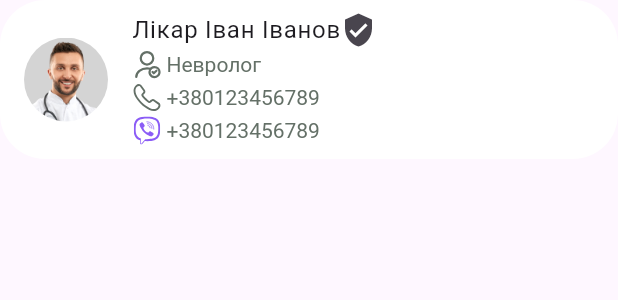
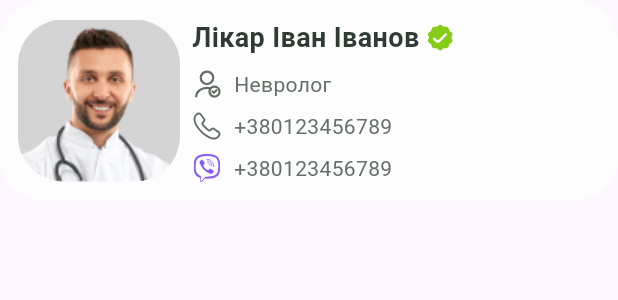
Before and after one commit to krida2000/your-doctor, a Flutter app: the ContactView widget shown alone on an empty page, opened directly with sample values from the repository, on a phone screen of 412 x 824 dp. Shown: the top 300 px of the screen. Run offline on Flutter 3.47's test engine with Material 3 defaults, Android fonts, the phone set to English and light mode, and no system bars; our stand-ins replace flutter_markdown, flutter_svg, get.

Commit message:
Improve contacts tab

```diff
--- a/lib/theme.dart
+++ b/lib/theme.dart
@@ -3,28 +3,28 @@ import 'package:flutter/material.dart';
 class Style extends ThemeExtension<Style> {
   Style._({
     required this.fonts,
-    required this.palette,
+    required this.colors,
   });
 
   Style.light({
-    this.palette = const Palette.light(),
+    this.colors = const Palette.light(),
   }) {
     fonts = Fonts(
-      onPrimary: palette.onPrimary,
-      onPrimaryContract: palette.onPrimaryContract,
-      onPrimaryContracten: palette.onPrimaryContracten,
+      onPrimary: colors.onPrimary,
+      onPrimaryContract: colors.onPrimaryContract,
+      onPrimaryContracten: colors.onPrimaryContracten,
     );
   }
 
   late final Fonts fonts;
 
-  final Palette palette;
+  final Palette colors;
 
   @override
   ThemeExtension<Style> copyWith({Fonts? fonts, Palette? palette}) {
     return Style._(
       fonts: fonts ?? this.fonts,
-      palette: palette ?? this.palette,
+      colors: palette ?? this.colors,
     );
   }
 
@@ -36,7 +36,7 @@ class Style extends ThemeExtension<Style> {
 
     return Style._(
       fonts: fonts.lerp(other.fonts, t),
-      palette: palette.lerp(other.palette, t),
+      colors: colors.lerp(other.colors, t),
     );
   }
 }
@@ -70,6 +70,12 @@ class Fonts {
     fontWeight: FontWeight.w700,
   );
 
+  late final TextStyle textXsRegular = const TextStyle(
+    fontFamily: 'Roboto',
+    fontSize: 14,
+    fontWeight: FontWeight.w400,
+  );
+
   final TextStyle textXsBold = const TextStyle(
     fontFamily: 'Roboto',
     fontSize: 14,
@@ -98,6 +104,10 @@ class Fonts {
 
   late final TextStyle textSBoldContract = textSBold.copyWith(
     color: _onPrimaryContract,
+  );
+
+  late final TextStyle textXsRegularOnPrimary = textXsRegular.copyWith(
+    color: _onPrimary,
   );
 
   late final TextStyle textXsBoldContract = textXsBold.copyWith(
@@ -131,6 +141,7 @@ class Palette {
     required this.onPrimary,
     required this.onPrimaryContract,
     required this.onPrimaryContracten,
+    required this.textFieldBackground,
   });
 
   const Palette.light({
@@ -139,6 +150,7 @@ class Palette {
     this.onPrimary = const Color(0xFF647067),
     this.onPrimaryContract = const Color(0xFF2F3C33),
     this.onPrimaryContracten = const Color(0xFF111A14),
+    this.textFieldBackground = const Color(0xFFF5F5F5),
   });
 
   final Color primaryBackground;
@@ -150,6 +162,8 @@ class Palette {
   final Color onPrimaryContract;
 
   final Color onPrimaryContracten;
+
+  final Color textFieldBackground;
 
   Palette lerp(Palette? other, double t) {
     if (other is! Palette) {
@@ -166,6 +180,8 @@ class Palette {
           Color.lerp(onPrimaryContract, other.onPrimaryContract, t)!,
       onPrimaryContracten:
           Color.lerp(onPrimaryContracten, other.onPrimaryContracten, t)!,
+      textFieldBackground:
+          Color.lerp(textFieldBackground, other.textFieldBackground, t)!,
     );
   }
 }
--- a/lib/ui/page/home/tab/contacts/widget/contact.dart
+++ b/lib/ui/page/home/tab/contacts/widget/contact.dart
@@ -2,6 +2,7 @@ import 'package:flutter/material.dart';
 import 'package:flutter_svg/svg.dart';
 
 import '/domain/contact.dart';
+import '/theme.dart';
 
 class ContactView extends StatelessWidget {
   const ContactView(this.contact, {super.key});
@@ -10,37 +11,55 @@ class ContactView extends StatelessWidget {
 
   @override
   Widget build(BuildContext context) {
+    final Style style = Theme.of(context).extension<Style>()!;
+
     return Container(
-      decoration: const BoxDecoration(
-        color: Colors.white,
-        borderRadius: BorderRadius.all(Radius.circular(30)),
+      decoration: BoxDecoration(
+        color: style.colors.secondaryBackground,
+        borderRadius: const BorderRadius.all(Radius.circular(30)),
       ),
       // TODO: replace ListTile with custom widget as ListTile.leading can't
       //       take all ListTile height.
-      child: ListTile(
-        shape: const RoundedRectangleBorder(
-          borderRadius: BorderRadius.all(Radius.circular(30)),
-        ),
-        subtitleTextStyle: const TextStyle(color: Color(0xFF647067)),
-        leading: ClipRRect(
+      child: Padding(
+        padding: const EdgeInsets.all(12.0),
+        child: Row(
+          children: [
+            ClipRRect(
               borderRadius: BorderRadius.circular(30),
               child: Image.asset(
                 'assets/images/doctor.png',
                 fit: BoxFit.cover,
               ),
             ),
-        title: Row(
+            const SizedBox(width: 8),
+            Flexible(
+              child: Column(
+                mainAxisSize: MainAxisSize.min,
+                crossAxisAlignment: CrossAxisAlignment.start,
+                children: [
+                  Flexible(
+                    child: Row(
                       mainAxisSize: MainAxisSize.min,
                       children: [
                         Flexible(
-                child: Text(contact.name, overflow: TextOverflow.ellipsis)),
-            if (contact.verified) const Icon(Icons.verified_user),
+                          child: Text(
+                            contact.name,
+                            overflow: TextOverflow.ellipsis,
+                            style: style.fonts.textSBoldContract,
+                          ),
+                        ),
+                        if (contact.verified) ...[
+                          const SizedBox(width: 4),
+                          SvgPicture.asset(
+                            'assets/icons/verified.svg',
+                            width: 19.82,
+                            height: 20.64,
+                          ),
+                        ],
                       ],
                     ),
-        subtitle: Column(
-          mainAxisSize: MainAxisSize.min,
-          crossAxisAlignment: CrossAxisAlignment.start,
-          children: [
+                  ),
+                  const SizedBox(height: 8),
                   Row(
                     children: [
                       SvgPicture.asset(
@@ -49,11 +68,15 @@ class ContactView extends StatelessWidget {
                         height: 20,
                       ),
                       Padding(
-                  padding: const EdgeInsets.all(3.0),
-                  child: Text(contact.profession.toLocalized()),
+                        padding: const EdgeInsets.only(left: 8.0),
+                        child: Text(
+                          contact.profession.toLocalized(),
+                          style: style.fonts.textXsRegularOnPrimary,
+                        ),
                       ),
                     ],
                   ),
+                  const SizedBox(height: 8),
                   Row(
                     children: [
                       SvgPicture.asset(
@@ -62,11 +85,15 @@ class ContactView extends StatelessWidget {
                         height: 20,
                       ),
                       Padding(
-                  padding: const EdgeInsets.all(3.0),
-                  child: Text(contact.phone),
+                        padding: const EdgeInsets.only(left: 8.0),
+                        child: Text(
+                          contact.phone,
+                          style: style.fonts.textXsRegularOnPrimary,
+                        ),
                       ),
                     ],
                   ),
+                  const SizedBox(height: 8),
                   Row(
                     children: [
                       SvgPicture.asset(
@@ -75,10 +102,16 @@ class ContactView extends StatelessWidget {
                         height: 20,
                       ),
                       Padding(
-                  padding: const EdgeInsets.all(3.0),
-                  child: Text(contact.viber),
+                        padding: const EdgeInsets.only(left: 8.0),
+                        child: Text(
+                          contact.viber,
+                          style: style.fonts.textXsRegularOnPrimary,
+                        ),
                       ),
                     ],
+                  ),
+                ],
+              ),
             ),
           ],
         ),
--- a/lib/ui/page/home/tab/documents/view.dart
+++ b/lib/ui/page/home/tab/documents/view.dart
@@ -47,7 +47,7 @@ class _DocumentsTabState extends State<DocumentsTab>
       init: DocumentsTabController(),
       builder: (c) {
         return Container(
-          color: const Color(0xFFEFEFF0),
+          color: style.colors.primaryBackground,
           child: Column(children: [
             TabAppBar(
               title: 'Документи',
```
Also changed, not shown: lib/ui/page/home/tab/contacts/view.dart (+21 -6 lines), lib/ui/page/home/widget/app_bar.dart (+12 -4 lines), assets/icons/search.svg (added), assets/icons/stethoscope.svg (added), assets/icons/verified.svg (added), assets/images/stethoscope.png (added). Lines whose indentation alone changed are shown as unchanged.
